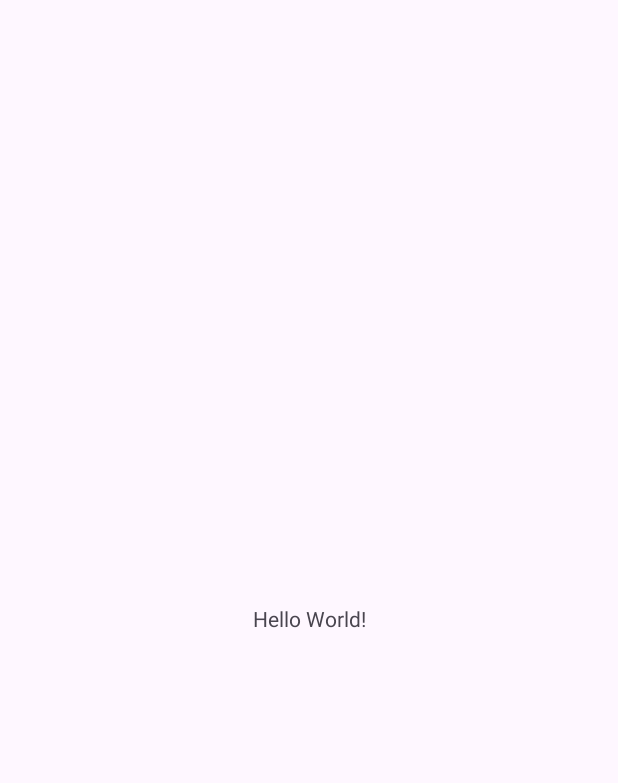
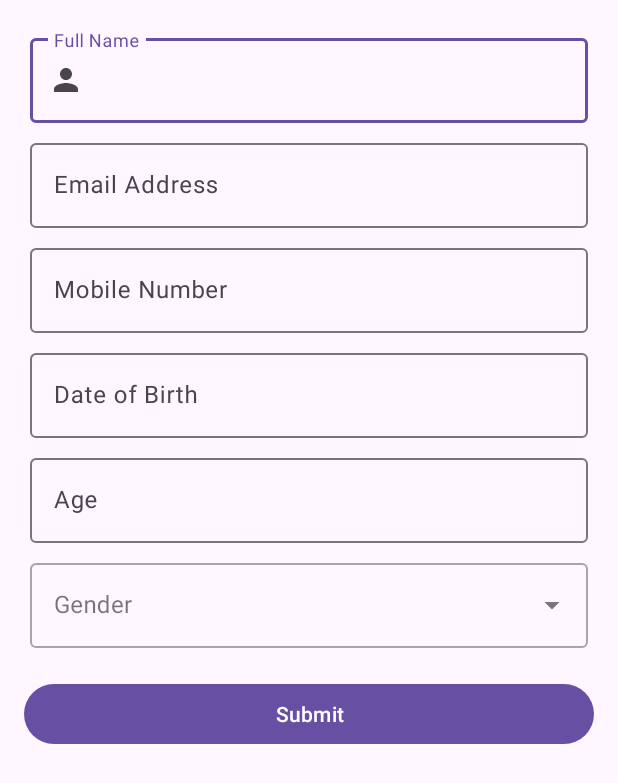
Before and after one commit to sirvince/exam, an Android app: the screen it shows after launch (MainActivity before the commit, PersonalRegistrationActivity after it), on a phone screen of 412 x 824 dp. Before the commit the part shown is almost empty. Shown: the top 783 px of the screen. Run offline under Robolectric (Android 15) with nearby library versions, the phone set to English and light mode, and no system bars.

Commit message:
Create user registration interface

```diff
--- /dev/null
+++ b/app/src/main/java/com/example/myapplication/view/PersonalRegistrationActivity.java
@@ -0,0 +1,169 @@
+package com.example.myapplication.view;
+
+import android.app.DatePickerDialog;
+import android.os.Bundle;
+import android.widget.ArrayAdapter;
+import android.widget.AutoCompleteTextView;
+import android.widget.Button;
+
+import androidx.activity.EdgeToEdge;
+import androidx.appcompat.app.AppCompatActivity;
+import androidx.core.graphics.Insets;
+import androidx.core.view.ViewCompat;
+import androidx.core.view.WindowInsetsCompat;
+
+import com.example.myapplication.R;
+import com.google.android.material.textfield.TextInputEditText;
+import com.google.android.material.textfield.TextInputLayout;
+
+import java.text.ParseException;
+import java.text.SimpleDateFormat;
+import java.time.LocalDate;
+import java.time.Period;
+import java.util.Calendar;
+import java.util.Date;
+import java.util.Locale;
+
+public class PersonalRegistrationActivity extends AppCompatActivity {
+
+    private TextInputLayout tilFullName;
+    private TextInputLayout tilEmailAddress;
+    private TextInputLayout tilMobileNumber;
+    private TextInputLayout tilDateOfBirth;
+    private TextInputEditText etDateOfBirth;
+    private TextInputLayout tilAge;
+    private Calendar calendar;
+
+    private TextInputLayout tilGender;
+    private AutoCompleteTextView actvGender;
+
+
+    private Button btnSubmit;
+
+
+    @Override
+    protected void onCreate(Bundle savedInstanceState) {
+        super.onCreate(savedInstanceState);
+        EdgeToEdge.enable(this);
+        setContentView(R.layout.activity_personal_registration);
+        ViewCompat.setOnApplyWindowInsetsListener(findViewById(R.id.main), (v, insets) -> {
+            Insets systemBars = insets.getInsets(WindowInsetsCompat.Type.systemBars());
+            v.setPadding(systemBars.left, systemBars.top, systemBars.right, systemBars.bottom);
+            return insets;
+        });
+        init();
+    }
+
+    String myFormat = "dd/MM/yyyy";
+    private void  init(){
+
+        tilFullName = findViewById(R.id.tilFullName);
+        tilEmailAddress = findViewById(R.id.tilEmailAddress);
+        tilMobileNumber = findViewById(R.id.tilMobileNumber);
+        tilDateOfBirth = findViewById(R.id.tilDateOfBirth);
+        etDateOfBirth = findViewById(R.id.etDateOfBirth);
+        tilAge = findViewById(R.id.tilAge);
+        tilGender = findViewById(R.id.tilGender);
+        actvGender = findViewById(R.id.actvGender);
+        btnSubmit = findViewById(R.id.btnSubmit);
+
+        initGenderOptions();
+        calendar = Calendar.getInstance();
+        etDateOfBirth.setOnClickListener(v -> showDatePickerDialog());
+        btnSubmit.setOnClickListener(v->validateInfo());
+    }
+
+    private boolean isValidate = true;
+    private void validateInfo() {
+        isValidate = true;
+        isFieldEmpty(tilFullName);
+        isFieldEmpty(tilEmailAddress);
+        isFieldEmpty(tilMobileNumber);
+        isFieldEmpty(tilDateOfBirth);
+        isFieldEmpty(tilAge);
+        isFieldEmpty(tilGender);
+        isFieldValidate(tilEmailAddress,RegexHelper.REGEX_EMAIL_ADDRESS,"Invalid email address: Must be validated in right format");
+        isFieldValidate(tilMobileNumber,RegexHelper.REGEX_MOBILE_NUMBER,"Invalid mobile number: Must be validated in the right format for PH mobile number eg. 09171234567");
+    }
+
+    private void initGenderOptions() {
+        String[] genderOptions = getResources().getStringArray(R.array.gender_options);
+        ArrayAdapter<String> adapter = new ArrayAdapter<>(this,
+                android.R.layout.simple_dropdown_item_1line, genderOptions);
+        actvGender.setAdapter(adapter);
+    }
+
+    private void showDatePickerDialog() {
+        DatePickerDialog datePickerDialog = new DatePickerDialog(
+                this,
+                (view, year, monthOfYear, dayOfMonth) -> {
+                    calendar.set(Calendar.YEAR, year);
+                    calendar.set(Calendar.MONTH, monthOfYear);
+                    calendar.set(Calendar.DAY_OF_MONTH, dayOfMonth);
+                    updateDateOfBirth();
+                },
+                calendar.get(Calendar.YEAR),
+                calendar.get(Calendar.MONTH),
+                calendar.get(Calendar.DAY_OF_MONTH)
+        );
+        Calendar maxDateCalendar = Calendar.getInstance();
+        datePickerDialog.getDatePicker().setMaxDate(maxDateCalendar.getTimeInMillis());
+        datePickerDialog.show();
+    }
+
+    private void updateDateOfBirth() {
+        String myFormat = "dd/MM/yyyy"; // Define your format
+        SimpleDateFormat sdf = new SimpleDateFormat(myFormat, Locale.getDefault());
+
+        etDateOfBirth.setText(sdf.format(calendar.getTime()));
+
+        computeAge(sdf.format(calendar.getTime()));
+
+    }
+
+    private void computeAge(String dateOfBirth)  {
+        try {
+            SimpleDateFormat sdf = new SimpleDateFormat(myFormat, Locale.getDefault());
+            Date birthdate = sdf.parse(dateOfBirth);
+            int age = calculateAge(birthdate);
+            tilAge.getEditText().setText(String.valueOf(age));
+            tilAge.setError(age < 18? "Age must be greater than or equal 18" : null);
+        } catch (ParseException e) {
+            throw new RuntimeException(e);
+        }
+    }
+
+
+    private boolean isFieldEmpty(TextInputLayout textInputLayout) {
+        String inputText = textInputLayout.getEditText().getText().toString().trim();
+        if (inputText.isEmpty()) {
+            textInputLayout.setError("This field is required!");
+            isValidate = false;
+            return true;
+        } else {
+            textInputLayout.setError(null);
+            return false;
+        }
+    }
+
+    public static int calculateAge(Date birthdate) {
+        Date currentDate = new Date();
+        SimpleDateFormat yearFormat = new SimpleDateFormat("yyyy");
+        int birthYear = Integer.parseInt(yearFormat.format(birthdate));
+        int currentYear = Integer.parseInt(yearFormat.format(currentDate));
+
+        return currentYear - birthYear;
+    }
+
+
+    private boolean isFieldValidate(TextInputLayout textInputLayout,String regex,String errorMessage) {
+        String inputText = textInputLayout.getEditText().getText().toString().trim();
+
+        if(!RegexHelper.isRegexValidate(inputText,regex)){
+            textInputLayout.setError(errorMessage);
+            isValidate = false;
+            return true;
+        }
+        return false;
+    }
+}
--- /dev/null
+++ b/app/src/main/res/drawable/ic_person.xml
@@ -0,0 +1,5 @@
+<vector xmlns:android="http://schemas.android.com/apk/res/android" android:height="24dp" android:tint="#000000" android:viewportHeight="24" android:viewportWidth="24" android:width="24dp">
+
+    <path android:fillColor="@android:color/white" android:pathData="M12,12c2.21,0 4,-1.79 4,-4s-1.79,-4 -4,-4 -4,1.79 -4,4 1.79,4 4,4zM12,14c-2.67,0 -8,1.34 -8,4v2h16v-2c0,-2.66 -5.33,-4 -8,-4z"/>
+
+</vector>
--- /dev/null
+++ b/app/src/main/res/layout/activity_personal_registration.xml
@@ -0,0 +1,123 @@
+<?xml version="1.0" encoding="utf-8"?>
+<androidx.constraintlayout.widget.ConstraintLayout xmlns:android="http://schemas.android.com/apk/res/android"
+    xmlns:app="http://schemas.android.com/apk/res-auto"
+    xmlns:tools="http://schemas.android.com/tools"
+    android:id="@+id/main"
+    android:layout_width="match_parent"
+    android:layout_height="match_parent"
+    tools:context=".view.PersonalRegistrationActivity">
+
+    <LinearLayout
+        android:layout_width="match_parent"
+        android:layout_height="match_parent"
+        android:orientation="vertical"
+        android:padding="16dp">
+
+        <com.google.android.material.textfield.TextInputLayout
+            android:id="@+id/tilFullName"
+            android:layout_width="match_parent"
+            android:layout_height="wrap_content"
+            android:padding="4dp"
+            app:startIconDrawable="@drawable/ic_person"
+            android:hint="@string/full_name">
+
+            <com.google.android.material.textfield.TextInputEditText
+                android:id="@+id/etFullName"
+                android:layout_width="match_parent"
+                android:digits="abcdefghijklmnopqrstuvwxyzABCDEFGHIJKLMNOPQRSTUVWXYZ,. "
+                android:inputType="text"
+                android:layout_height="wrap_content" />
+
+        </com.google.android.material.textfield.TextInputLayout>
+
+        <com.google.android.material.textfield.TextInputLayout
+            android:id="@+id/tilEmailAddress"
+            android:layout_width="match_parent"
+            android:layout_height="wrap_content"
+            android:padding="4dp"
+            android:hint="@string/email_address">
+
+            <com.google.android.material.textfield.TextInputEditText
+                android:id="@+id/etEmail"
+                android:layout_width="match_parent"
+                android:layout_height="wrap_content"
+                android:inputType="textEmailAddress" />
+        </com.google.android.material.textfield.TextInputLayout>
+
+
+        <com.google.android.material.textfield.TextInputLayout
+            android:id="@+id/tilMobileNumber"
+            android:layout_width="match_parent"
+            android:layout_height="wrap_content"
+            android:padding="4dp"
+            android:hint="@string/mobile_number">
+
+            <com.google.android.material.textfield.TextInputEditText
+                android:id="@+id/etMobileNumber"
+                android:layout_width="match_parent"
+                android:layout_height="wrap_content"
+                android:inputType="phone" />
+        </com.google.android.material.textfield.TextInputLayout>
+
+
+
+        <com.google.android.material.textfield.TextInputLayout
+            android:id="@+id/tilDateOfBirth"
+            android:layout_width="match_parent"
+            android:layout_height="wrap_content"
+            android:padding="4dp"
+            android:hint="@string/date_of_birth">
+
+            <com.google.android.material.textfield.TextInputEditText
+                android:id="@+id/etDateOfBirth"
+                android:layout_width="match_parent"
+                android:layout_height="wrap_content"
+                android:focusable="false"
+                android:inputType="none" />
+        </com.google.android.material.textfield.TextInputLayout>
+
+
+        <com.google.android.material.textfield.TextInputLayout
+            android:id="@+id/tilAge"
+            android:layout_width="match_parent"
+            android:layout_height="wrap_content"
+            android:padding="4dp"
+            android:hint="@string/age">
+
+            <com.google.android.material.textfield.TextInputEditText
+                android:layout_width="match_parent"
+                android:layout_height="wrap_content"
+                android:focusable="false"
+                android:enabled="false"
+                android:inputType="none" />
+        </com.google.android.material.textfield.TextInputLayout>
+
+
+        <com.google.android.material.textfield.TextInputLayout
+            android:id="@+id/tilGender"
+            android:layout_width="match_parent"
+            android:layout_height="wrap_content"
+            style="@style/Widget.MaterialComponents.TextInputLayout.OutlinedBox.ExposedDropdownMenu"
+            android:padding="4dp"
+            android:hint="@string/gender">
+
+            <AutoCompleteTextView
+                android:id="@+id/actvGender"
+                android:layout_width="match_parent"
+                android:layout_height="wrap_content"
+                android:inputType="none" />
+        </com.google.android.material.textfield.TextInputLayout>
+
+
+        <Button
+            android:id="@+id/btnSubmit"
+            android:layout_width="match_parent"
+            android:layout_height="wrap_content"
+            android:text="@string/submit"
+            android:layout_marginTop="16dp" />
+
+
+    </LinearLayout>
+
+
+</androidx.constraintlayout.widget.ConstraintLayout>
--- a/app/src/main/res/values/strings.xml
+++ b/app/src/main/res/values/strings.xml
@@ -1,3 +1,18 @@
 <resources>
+    <!--  label  -->
     <string name="app_name">My Application</string>
+    <string name="full_name">Full Name</string>
+    <string name="email_address">Email Address</string>
+    <string name="mobile_number">Mobile Number</string>
+    <string name="date_of_birth">Date of Birth</string>
+    <string name="age">Age</string>
+    <string name="gender">Gender</string>
+    <string name="submit">Submit</string>
+
+
+    <!-- array data  -->
+    <string-array name="gender_options">
+        <item>Male</item>
+        <item>Female</item>
+    </string-array>
 </resources>
```
Also changed, not shown: app/src/main/AndroidManifest.xml (+14 -2 lines), app/src/main/java/com/example/myapplication/view/RegexHelper.java (added, +17 -0 lines).
